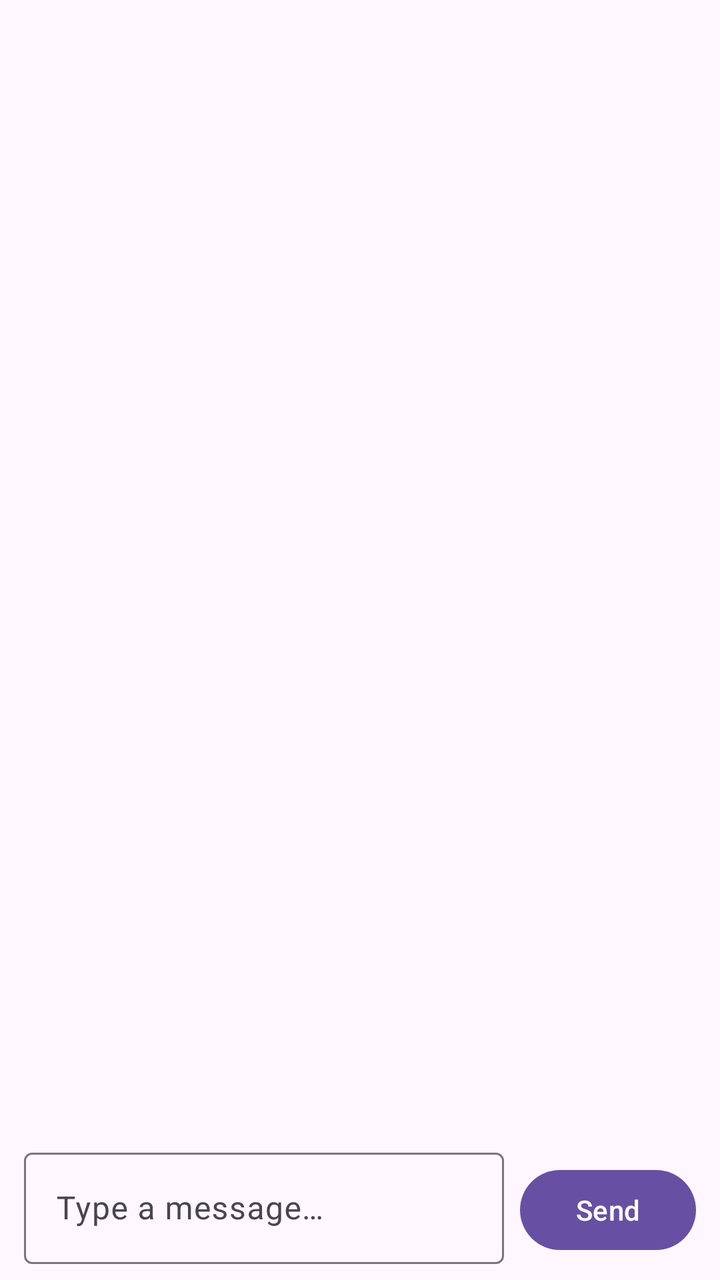
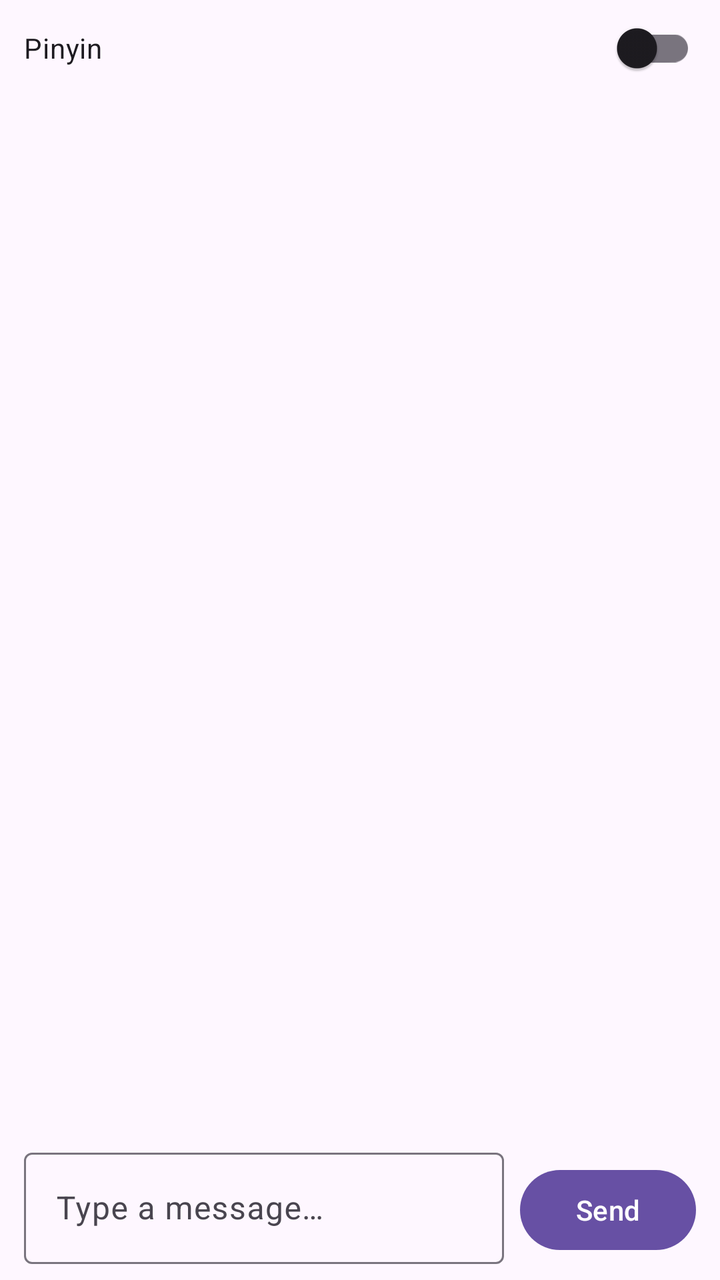

The first picture is an Android layout as it rendered before a commit; the second is the same layout after the commit. The layout source and the unified diff follow.
<!-- AndroidManifest.xml: application theme Theme.MandarinAIChat -->
<!-- res/layout/activity_main.xml -->
<?xml version="1.0" encoding="utf-8"?>
<LinearLayout xmlns:android="http://schemas.android.com/apk/res/android"
    android:layout_width="match_parent"
    android:layout_height="match_parent"
    android:fitsSystemWindows="true"
    android:orientation="vertical">

    <androidx.recyclerview.widget.RecyclerView
        android:id="@+id/message_list"
        android:layout_width="match_parent"
        android:layout_height="0dp"
        android:layout_weight="1"
        android:clipToPadding="false"
        android:paddingHorizontal="12dp"
        android:paddingVertical="8dp"
        android:scrollbars="vertical" />

    <LinearLayout
        android:layout_width="match_parent"
        android:layout_height="wrap_content"
        android:gravity="bottom"
        android:orientation="horizontal"
        android:paddingHorizontal="12dp"
        android:paddingBottom="8dp">

        <com.google.android.material.textfield.TextInputLayout
            style="@style/Widget.Material3.TextInputLayout.OutlinedBox"
            android:layout_width="0dp"
            android:layout_height="wrap_content"
            android:layout_weight="1"
            android:hint="@string/hint_message">

            <com.google.android.material.textfield.TextInputEditText
                android:id="@+id/message_input"
                android:layout_width="match_parent"
                android:layout_height="wrap_content"
                android:imeOptions="actionSend"
                android:inputType="textCapSentences|textMultiLine"
                android:maxLines="4" />
        </com.google.android.material.textfield.TextInputLayout>

        <com.google.android.material.button.MaterialButton
            android:id="@+id/button_send"
            android:layout_width="wrap_content"
            android:layout_height="wrap_content"
            android:layout_marginStart="8dp"
            android:text="@string/send" />
    </LinearLayout>
</LinearLayout>
<!-- resources referenced by this layout -->
<resources>
  <string name="hint_message">Type a message…</string>
  <string name="send">Send</string>
  <style name="Theme.MandarinAIChat" parent="Theme.Material3.DayNight.NoActionBar" />
</resources>

<!-- the commit's change to res/layout/activity_main.xml (unified diff, before → after) -->
@@ -4,6 +4,15 @@
     android:layout_height="match_parent"
     android:fitsSystemWindows="true"
     android:orientation="vertical">
+
+    <androidx.appcompat.widget.SwitchCompat
+        android:id="@+id/switch_pinyin"
+        android:layout_width="match_parent"
+        android:layout_height="wrap_content"
+        android:paddingHorizontal="12dp"
+        android:paddingVertical="6dp"
+        android:text="@string/pinyin_mode"
+        android:textSize="14sp" />
 
     <androidx.recyclerview.widget.RecyclerView
         android:id="@+id/message_list"
<!-- resource entries referenced after the edit -->
@@ -1,6 +1,7 @@
 <!-- resources referenced by this layout -->
 <resources>
   <string name="hint_message">Type a message…</string>
+  <string name="pinyin_mode">Pinyin</string>
   <string name="send">Send</string>
   <style name="Theme.MandarinAIChat" parent="Theme.Material3.DayNight.NoActionBar" />
 </resources>
